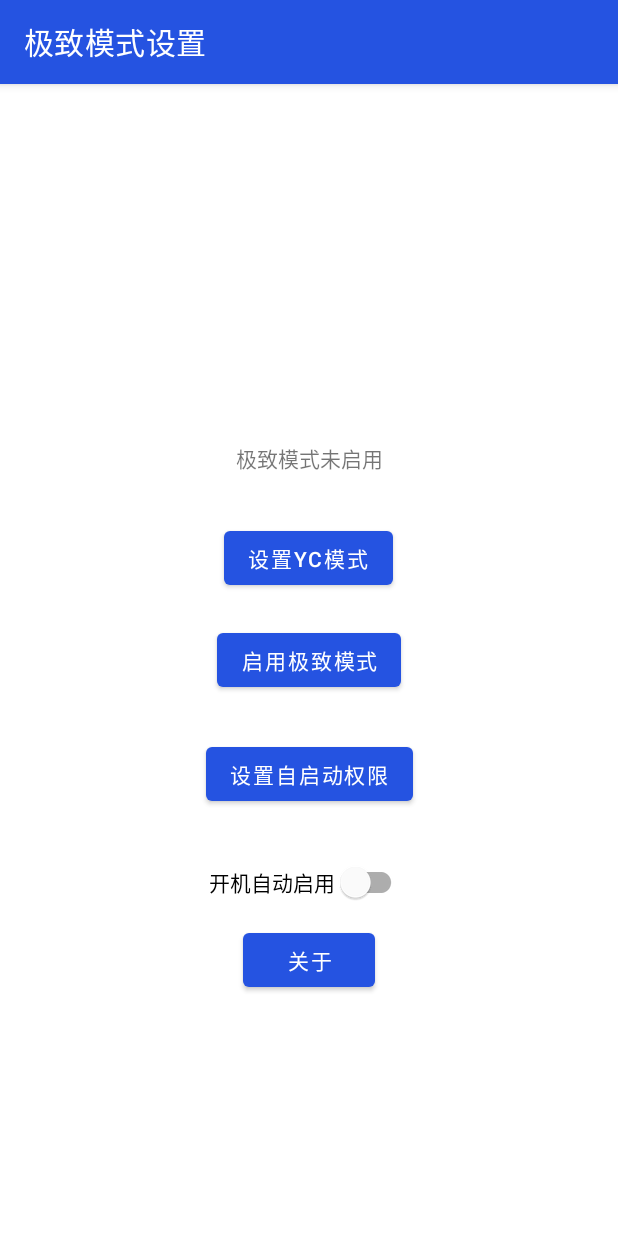
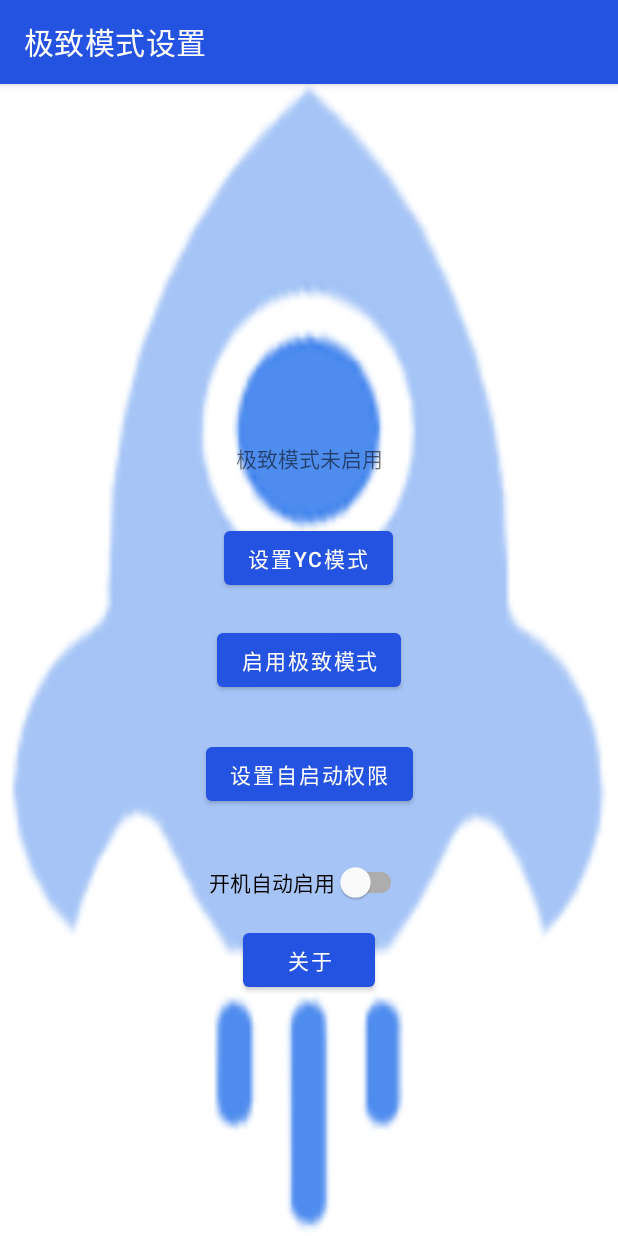
Before and after one commit to xueshiji/EnableSpeedMode, an Android app: the screen it shows after launch (MainActivity), on a phone screen of 412 x 824 dp. Run offline under Robolectric (Android 15) with nearby library versions, the phone set to English and light mode, and no system bars; libraries missing offline, so code that uses them is left out: com.topjohnwu.superuser; 2 statements that could not run were skipped.

Commit message:
[+] 背景图片

```diff
--- a/app/src/main/res/layout/activity_main.xml
+++ b/app/src/main/res/layout/activity_main.xml
@@ -4,6 +4,7 @@
     xmlns:tools="http://schemas.android.com/tools"
     android:layout_width="match_parent"
     android:layout_height="match_parent"
+    android:background="@drawable/main"
     tools:context=".MainActivity">
 
     <com.google.android.material.button.MaterialButton
```
Also changed, not shown: app/src/main/res/drawable/main.png (added).
